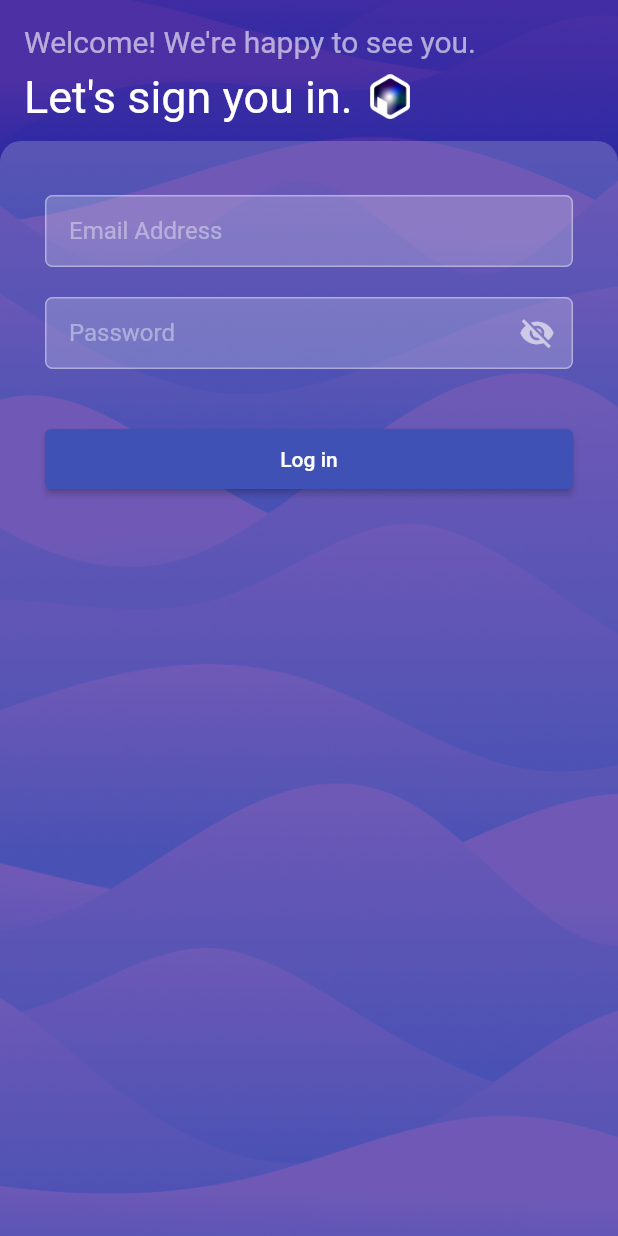
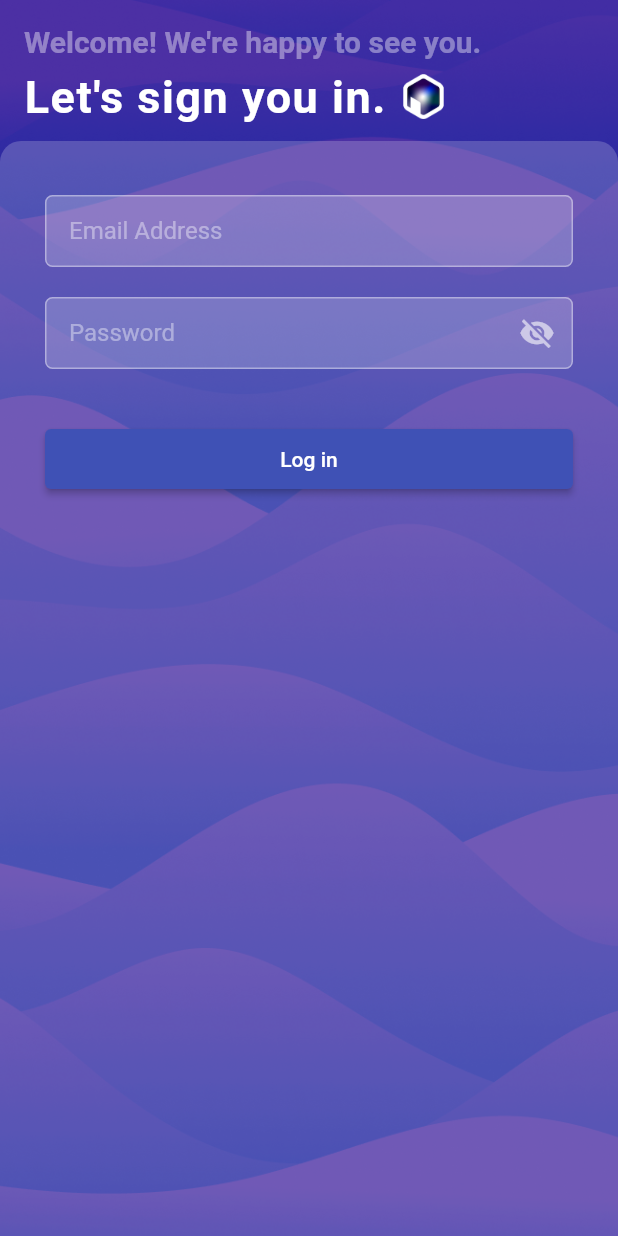
Before and after one commit to loydkim/pathverse_assignment, a Flutter app: the screen it shows after launch, on a phone screen of 412 x 824 dp. Run offline on Flutter 3.47's test engine with Material 2 defaults, Android fonts, the phone set to English and light mode, and no system bars; our stand-ins replace google_fonts.

Commit message:
add google font package

```diff
--- a/pathverse_loyd/lib/pages/login/login.dart
+++ b/pathverse_loyd/lib/pages/login/login.dart
@@ -1,4 +1,5 @@
 import 'package:flutter/material.dart';
+import 'package:google_fonts/google_fonts.dart';
 
 class Login extends StatefulWidget {
   const Login({super.key});
@@ -45,23 +46,24 @@ class _LoginState extends State<Login> {
               child: Column(
                 crossAxisAlignment: CrossAxisAlignment.start,
                 children: [
-                  // SizedBox(
-                  //   height: 50,
-                  // ),
                   Padding(
                     padding: const EdgeInsets.fromLTRB(16, 16, 16, 8),
                     child: Text("Welcome! We're happy to see you.",
-                        style: TextStyle(
-                            color: Colors.white.withOpacity(0.6),
-                            fontSize: 20)),
+                        style: GoogleFonts.roboto(
+                            fontWeight: FontWeight.w700,
+                            fontSize: 20,
+                            color: Colors.white.withOpacity(0.4))),
                   ),
                   Padding(
                     padding: const EdgeInsets.symmetric(horizontal: 16.0),
                     child: Row(
                       children: [
-                        const Text("Let's sign you in.",
-                            style:
-                                TextStyle(color: Colors.white, fontSize: 30)),
+                        Text("Let's sign you in.",
+                            style: GoogleFonts.roboto(
+                                fontWeight: FontWeight.w700,
+                                fontSize: 30,
+                                color: Colors.white,
+                                letterSpacing: 1)),
                         const SizedBox(
                           width: 10,
                         ),
--- a/pathverse_loyd/pubspec.yaml
+++ b/pathverse_loyd/pubspec.yaml
@@ -13,6 +13,9 @@ dependencies:
     sdk: flutter
 
   cupertino_icons: ^1.0.2
+
+  # design
+  google_fonts: ^4.0.3
   collapsible_sidebar: ^2.0.3+3
 
 dev_dependencies:
```
Also changed, not shown: pathverse_loyd/pubspec.lock, 10 other files.
